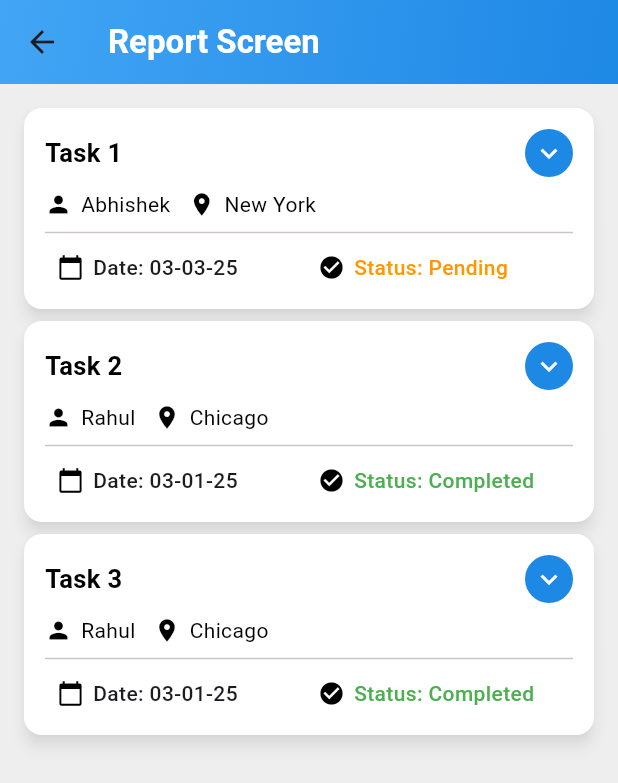
After one commit to dragogalaxy03/task-, a Flutter app: the ReportScreen screen opened directly, on a phone screen of 412 x 824 dp. The commit adds this screen. Shown: the top 783 px of the screen. Run offline on Flutter 3.47's test engine with Material 3 defaults, Android fonts, the phone set to English and light mode, and no system bars; our stand-ins replace file_picker.

```diff
--- /dev/null
+++ b/lib/Report/report-screen.dart
@@ -0,0 +1,242 @@
+
+import 'package:flutter/material.dart';
+
+class ReportScreen extends StatefulWidget {
+  const ReportScreen({super.key});
+
+  @override
+  _ReportScreenState createState() => _ReportScreenState();
+}
+
+class _ReportScreenState extends State<ReportScreen> {
+  List<Map<String, dynamic>> reportData = [
+    {
+      'title': 'Task 1',
+      'date': '03-03-25',
+      'user': 'Abhishek',
+      'location': 'New York',
+      'status': 'Pending',
+      'expanded': false,
+      'subTasks': [
+        {'date': '03-01-25', 'status': 'Completed'},
+        {'date': '02-03-25', 'status': 'In Progress'},
+        {'date': '02-03-25', 'status': 'Completed'},
+      ]
+    },
+    {
+      'title': 'Task 2',
+      'date': '03-01-25',
+      'user': 'Rahul',
+      'location': 'Chicago',
+      'status': 'Completed',
+      'expanded': false,
+      'subTasks': [
+        {'date': '03-02-25', 'status': 'Pending'},
+      ]
+    },
+    {
+      'title': 'Task 3',
+      'date': '03-01-25',
+      'user': 'Rahul',
+      'location': 'Chicago',
+      'status': 'Completed',
+      'expanded': false,
+      'subTasks': [
+        {'date': '03-02-25', 'status': 'Pending'},
+      ]
+    }
+  ];
+
+
+  @override
+  Widget build(BuildContext context) {
+    return Scaffold(
+      appBar: AppBar(
+        title: const Text(
+          'Report Screen',
+          style: TextStyle(fontWeight: FontWeight.bold, color: Colors.white),
+        ),
+        flexibleSpace: Container(
+          decoration: const BoxDecoration(
+            gradient: LinearGradient(
+              colors: [Color(0xFF42A5F5), Color(0xFF1E88E5)], // Dark Grey Gradient
+              begin: Alignment.topLeft,
+              end: Alignment.bottomRight,
+            ),
+          ),
+        ),
+      ),
+      backgroundColor: Colors.grey.shade200, // Light Grey Background
+      body: ListView.builder(
+        padding: const EdgeInsets.all(12),
+        itemCount: reportData.length,
+        itemBuilder: (context, index) => buildReportCard(reportData[index], index),
+      ),
+    );
+  }
+
+  Widget buildReportCard(Map<String, dynamic> task, int index) {
+    return Card(
+      color: Colors.white,
+      shape: RoundedRectangleBorder(borderRadius: BorderRadius.circular(12)),
+      elevation: 4,
+      shadowColor: Colors.grey.withOpacity(0.3),
+      child: Column(
+        children: [
+          Padding(
+            padding: const EdgeInsets.all(14),
+            child: Column(
+              crossAxisAlignment: CrossAxisAlignment.start,
+              children: [
+                // Title & Expand Button
+                Row(
+                  mainAxisAlignment: MainAxisAlignment.spaceBetween,
+                  children: [
+                    Expanded(
+                      child: Text(
+                        task['title'],
+                        style: const TextStyle(fontWeight: FontWeight.bold, fontSize: 17, color: Colors.black),
+                      ),
+                    ),
+                    GestureDetector(
+                      onTap: () {
+                        setState(() {
+                          task['expanded'] = !task['expanded'];
+                        });
+                      },
+                      child: CircleAvatar(
+                        backgroundColor: Colors.blue.shade600,
+                        radius: 16,
+                        child: Icon(
+                          task['expanded'] ? Icons.keyboard_arrow_up : Icons.keyboard_arrow_down,
+                          color: Colors.white,
+                          size: 22,
+                        ),
+                      ),
+                    ),
+                  ],
+                ),
+                const SizedBox(height: 8),
+
+                /// User & Location (Ensure it stays outside the dropdown)
+                Row(
+                  children: [
+                    const Icon(Icons.person, size: 18, color: Colors.black),
+                    const SizedBox(width: 6),
+                    Text(
+                      task['user'],
+                      style: const TextStyle(fontSize: 14, color: Colors.black),
+                    ),
+                    const SizedBox(width: 12),
+                    const Icon(Icons.location_on, size: 18, color: Colors.black),
+                    const SizedBox(width: 6),
+                    Expanded(
+                      child: Text(
+                        task['location'],
+                        style: const TextStyle(fontSize: 14, color: Colors.black),
+                      ),
+                    ),
+                  ],
+                ),
+                const Divider(thickness: 1, height: 18),
+
+                /// Date & Status Row
+                Padding(
+                  padding: const EdgeInsets.symmetric(horizontal: 8),
+                  child: Column(
+                    children: [
+                      _buildRow(Icons.calendar_today, 'Date', task['date'], Icons.check_circle, 'Status', task['status']),
+                    ],
+                  ),
+                ),
+              ],
+            ),
+          ),
+
+          // Expanded Subtasks with Animation (Location is NOT here)
+          AnimatedCrossFade(
+            duration: const Duration(milliseconds: 300),
+            crossFadeState: task['expanded'] ? CrossFadeState.showFirst : CrossFadeState.showSecond,
+            firstChild: Padding(
+              padding: const EdgeInsets.only(bottom: 10),
+              child: Column(
+                children: List.generate(
+                  task['subTasks'].length,
+                      (subIndex) => buildSubTaskCard(task['subTasks'][subIndex], subIndex),
+                ),
+              ),
+            ),
+            secondChild: const SizedBox.shrink(),
+          ),
+        ],
+      ),
+    );
+  }
+
+
+
+  Widget buildSubTaskCard(Map<String, dynamic> subTask, int subIndex) {
+    return Card(
+      margin: const EdgeInsets.symmetric(vertical: 6, horizontal: 4),
+      color: subIndex.isEven ? Colors.grey.shade300 : Colors.grey.shade100,
+      elevation: 3,
+      shape: RoundedRectangleBorder(borderRadius: BorderRadius.circular(8)),
+      child: Padding(
+        padding: const EdgeInsets.symmetric(horizontal: 16, vertical: 12),
+        child: Column(
+          crossAxisAlignment: CrossAxisAlignment.start,
+          children: [
+            _buildRow(Icons.calendar_today, 'Date', subTask['date'], Icons.check_circle, 'Status', subTask['status']),
+          ],
+        ),
+      ),
+    );
+  }
+
+
+  Widget _buildRow(IconData? icon1, String label1, String value1, IconData? icon2, String label2, String value2) {
+    return Padding(
+      padding: const EdgeInsets.symmetric(vertical: 4),
+      child: Row(
+        children: [
+          if (icon1 != null) Icon(icon1, size: 18, color: Colors.black),
+          if (icon1 != null) const SizedBox(width: 6),
+          Expanded(
+            child: Text(
+              '$label1: $value1',
+              style: const TextStyle(fontWeight: FontWeight.w500, fontSize: 14),
+            ),
+          ),
+          if (label2.isNotEmpty) const SizedBox(width: 12),
+          if (label2.isNotEmpty && icon2 != null) Icon(icon2, size: 18, color: Colors.black),
+          if (label2.isNotEmpty && icon2 != null) const SizedBox(width: 6),
+          if (label2.isNotEmpty)
+            Expanded(
+              child: Text(
+                '$label2: $value2',
+                style: TextStyle(
+                  fontWeight: FontWeight.w500,
+                  fontSize: 14,
+                  color: _getStatusColor(value2),
+                ),
+              ),
+            ),
+        ],
+      ),
+    );
+  }
+
+  // Function to color-code status text
+  Color _getStatusColor(String status) {
+    switch (status.toLowerCase()) {
+      case 'completed':
+        return Colors.green;
+      case 'pending':
+        return Colors.orange;
+      case 'in progress':
+        return Colors.blue;
+      default:
+        return Colors.black87;
+    }
+  }
+}
--- a/lib/Task/task-card.dart
+++ b/lib/Task/task-card.dart
@@ -7,7 +7,7 @@ class TaskCard extends StatefulWidget {
   final Function(String, String) onStatusChanged;
   final Function(String newAssignedTo)? onAssignEmployee;
 
-  const TaskCard({Key? key, required this.task, required this.onStatusChanged, this.onAssignEmployee})
+  const TaskCard({Key? key, required this.task, required this. onStatusChanged, this.onAssignEmployee})
       : super(key: key);
 
   @override
@@ -261,10 +261,11 @@ class _TaskCardState extends State<TaskCard> {
   void _showStatusDialog(BuildContext context) {
     String newStatus = status;
     String newPriority = priority;
-
     showDialog(
       context: context,
       builder: (context) {
+        return StatefulBuilder(
+          builder: (context, setDialogState) {  // <--- Use StatefulBuilder
             return AlertDialog(
               title: const Text("Update Task Status"),
               content: Column(
@@ -277,13 +278,13 @@ class _TaskCardState extends State<TaskCard> {
                       return DropdownMenuItem(value: status, child: Text(status));
                     }).toList(),
                     onChanged: (value) {
-                  setState(() {
+                      setDialogState(() { // <-- Use setDialogState instead of setState
                         newStatus = value!;
                       });
                     },
                     decoration: const InputDecoration(border: OutlineInputBorder()),
                   ),
-              /// Note Field
+                  const SizedBox(height: 10),
                   const Text("Add Note", style: TextStyle(fontWeight: FontWeight.bold)),
                   const SizedBox(height: 5),
                   TextField(
@@ -295,12 +296,13 @@ class _TaskCardState extends State<TaskCard> {
                     ),
                   ),
                   const SizedBox(height: 12),
-
-              /// Attachments Section
                   const Text("Attach a File", style: TextStyle(fontWeight: FontWeight.bold)),
                   const SizedBox(height: 5),
                   InkWell(
-                onTap: _pickAttachments,
+                    onTap: () async {
+                      await _pickAttachments();
+                      setDialogState(() {}); // <--- Update dialog UI after picking files
+                    },
                     child: Container(
                       padding: const EdgeInsets.symmetric(horizontal: 16, vertical: 14),
                       decoration: BoxDecoration(
@@ -327,14 +329,11 @@ class _TaskCardState extends State<TaskCard> {
                     ),
                   ),
                   const SizedBox(height: 8),
-
-              /// Display selected files
                   if (_selectedFiles.isNotEmpty)
                     Column(
                       children: _selectedFiles.asMap().entries.map((entry) {
                         int index = entry.key;
                         PlatformFile file = entry.value;
-
                         return Padding(
                           padding: const EdgeInsets.only(top: 4),
                           child: Row(
@@ -350,7 +349,11 @@ class _TaskCardState extends State<TaskCard> {
                               ),
                               IconButton(
                                 icon: const Icon(Icons.close, color: Colors.red, size: 18),
-                            onPressed: () => _removeFile(index),
+                                onPressed: () {
+                                  setDialogState(() {  // <-- Use setDialogState here
+                                    _removeFile(index);
+                                  });
+                                },
                               ),
                             ],
                           ),
@@ -370,22 +373,21 @@ class _TaskCardState extends State<TaskCard> {
                     Navigator.pop(context);
                   },
                   style: ElevatedButton.styleFrom(
-                backgroundColor: Colors.blue, // Change button color
-                foregroundColor: Colors.white, // Change text color
-                padding: const EdgeInsets.symmetric(horizontal: 20, vertical: 12), // Adjust padding
-                shape: RoundedRectangleBorder(
-                  borderRadius: BorderRadius.circular(10), // Rounded corners
-                ),
+                    backgroundColor: Colors.blue,
+                    foregroundColor: Colors.white,
+                    padding: const EdgeInsets.symmetric(horizontal: 20, vertical: 12),
+                    shape: RoundedRectangleBorder(borderRadius: BorderRadius.circular(10)),
                   ),
                   child: const Text("Update"),
                 ),
-
-
               ],
             );
           },
         );
+      },
+    );
   }
+
   //Building Buttons
   Widget _buildButton(String text, VoidCallback onPressed, {Color? color, Widget? child}) {
     return ElevatedButton(
--- a/lib/main.dart
+++ b/lib/main.dart
@@ -1,4 +1,5 @@
 import 'package:flutter/material.dart';
+import 'package:taskcard/Report/report-screen.dart';
 import 'package:taskcard/Task/task-list.dart';
 import 'Task/task-card.dart';
 import 'Task/task-model.dart'; // Ensure correct import path
```
Lines whose indentation alone changed are shown as unchanged.
